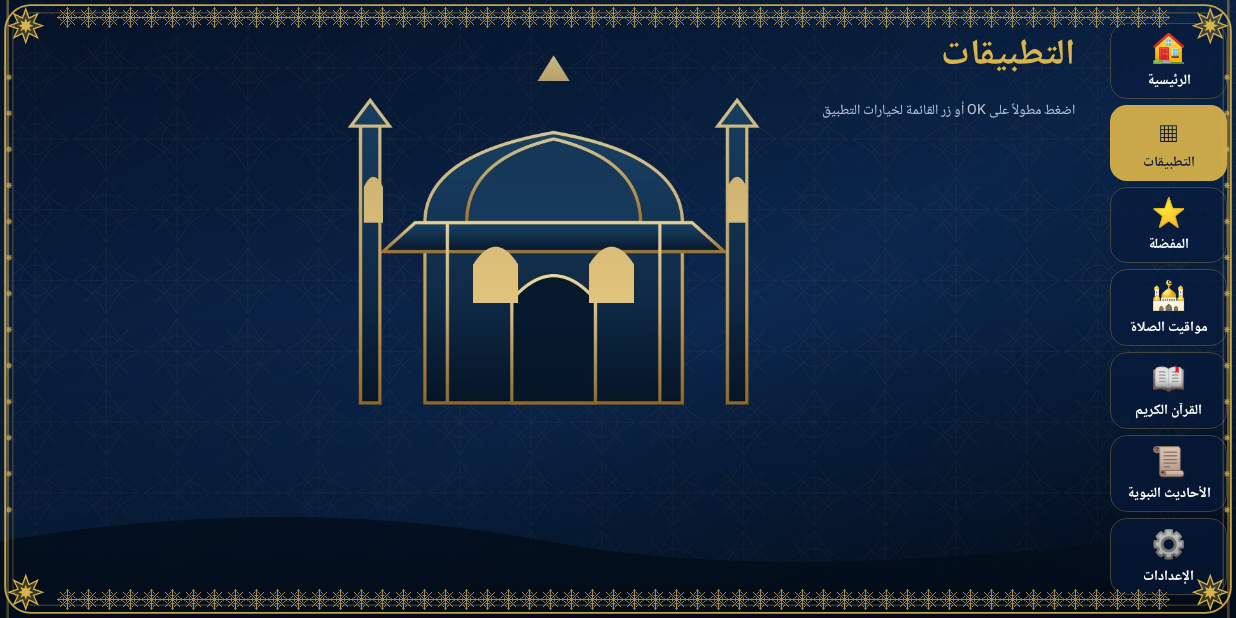
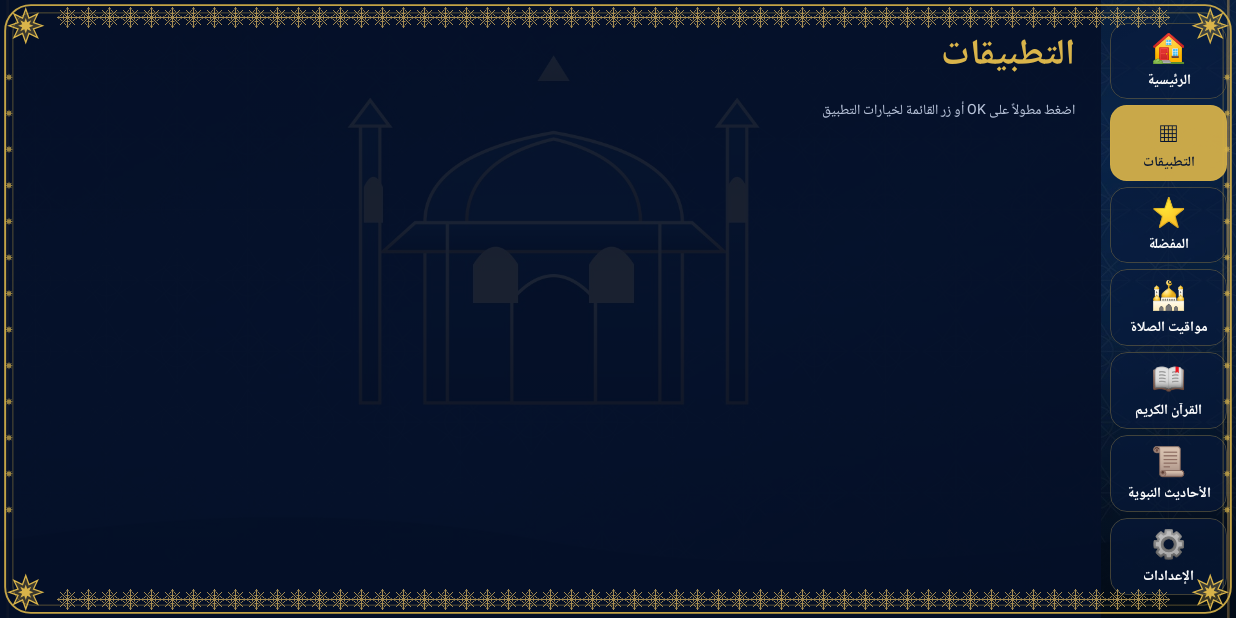
Before and after one commit to tayebi7/Lancher-, an Android app built with Jetpack Compose: the screen it shows after launch (MainActivity), after a tap on an icon or button, on a phone screen of 824 x 412 dp (held sideways). Run offline under Robolectric (Android 15) with nearby library versions, the phone set to English and light mode, and no system bars; network calls fail; pictures from the network do not load.

Commit message:
Dim background behind inner screens, fix LTR English line
Co-Authored-By: Claude Sonnet 5.5 <noreply@anthropic.com>
Claude-Session: https://claude.ai/code/session_01Wt5cTeZGQ8CcHz4extFM3C

```diff
--- a/app/src/main/java/com/tayebi/islamiclauncher/ui/AboutUi.kt
+++ b/app/src/main/java/com/tayebi/islamiclauncher/ui/AboutUi.kt
@@ -74,7 +74,9 @@ fun AboutScreen(e: Engine) {
                     T("ادعم البرنامج  •  Support the app", 44, C.Gold, FontWeight.Bold)
                     Spacer(Modifier.height(6.u))
                     T("إن أعجبك البرنامج ويسرّك أن يستمر تطويره، فيمكنك دعمه بأي مبلغ تيسّر. جزاك الله خيراً.", 28, C.White)
-                    T("If you enjoy this app and would like to help keep it improving, you can support it with any amount. Thank you!", 26, C.GoldSoft)
+                    androidx.compose.runtime.CompositionLocalProvider(androidx.compose.ui.platform.LocalLayoutDirection provides androidx.compose.ui.unit.LayoutDirection.Ltr) {
+                        T("If you enjoy this app and would like to help keep it improving, you can support it with any amount. Thank you!", 26, C.GoldSoft, modifier = Modifier.fillMaxWidth())
+                    }
                 }
             }
             items(PAYMENTS) { p ->
--- a/app/src/main/java/com/tayebi/islamiclauncher/ui/LauncherApp.kt
+++ b/app/src/main/java/com/tayebi/islamiclauncher/ui/LauncherApp.kt
@@ -31,7 +31,7 @@ fun LauncherApp(e: Engine, activity: MainActivity?) {
             AppBackground(e.s.bg.value, e.customBg)
             Row(Modifier.fillMaxSize()) {
                 Sidebar(e)
-                Box(Modifier.weight(1f).fillMaxHeight()) {
+                Box(Modifier.weight(1f).fillMaxHeight().then(if (e.screen != Screen.Home) Modifier.background(Color(0xE6051029)) else Modifier)) {
                     when (e.screen) {
                         Screen.Home -> HomeScreen(e)
                         Screen.Apps -> AppsScreen(e)
```
